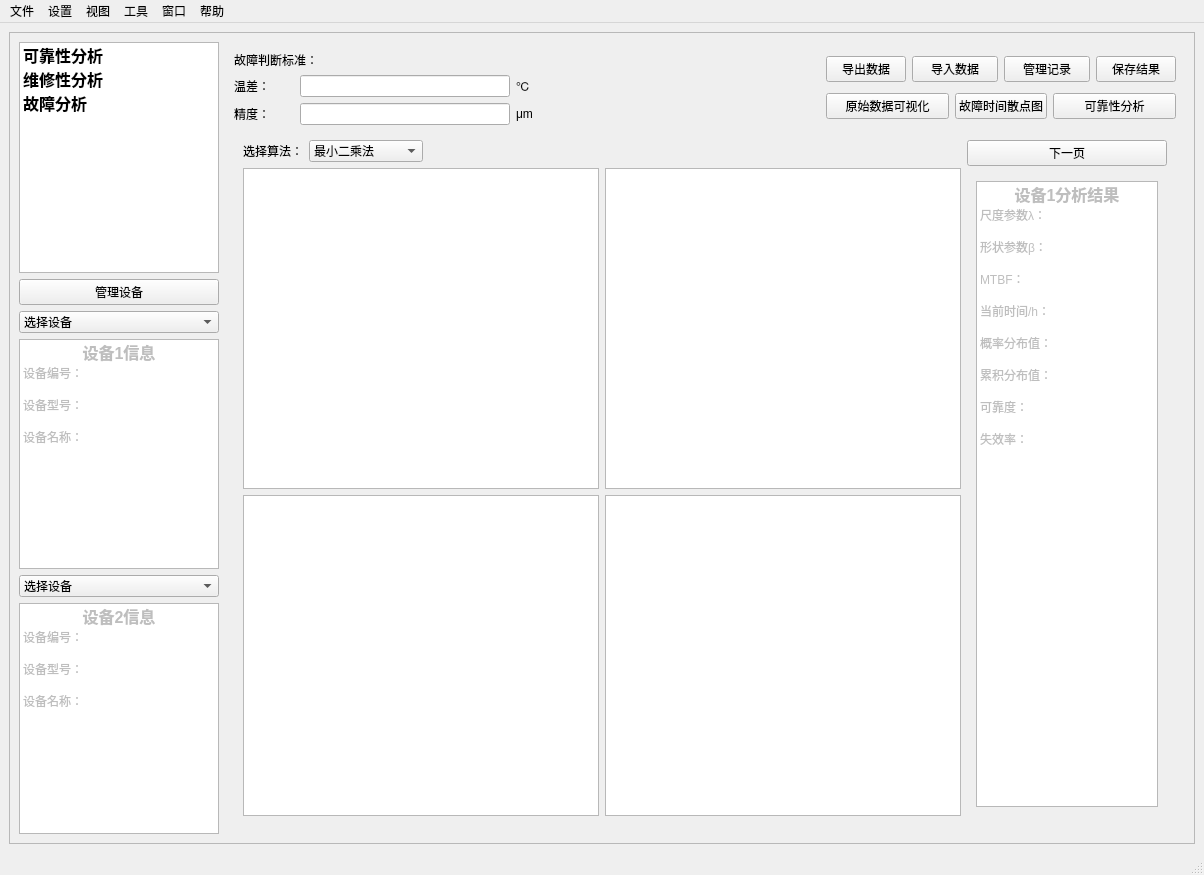
Before: the Qt Designer form reliability_main.ui in YoungerLee/reliability_analysis, drawn with Qt 5.
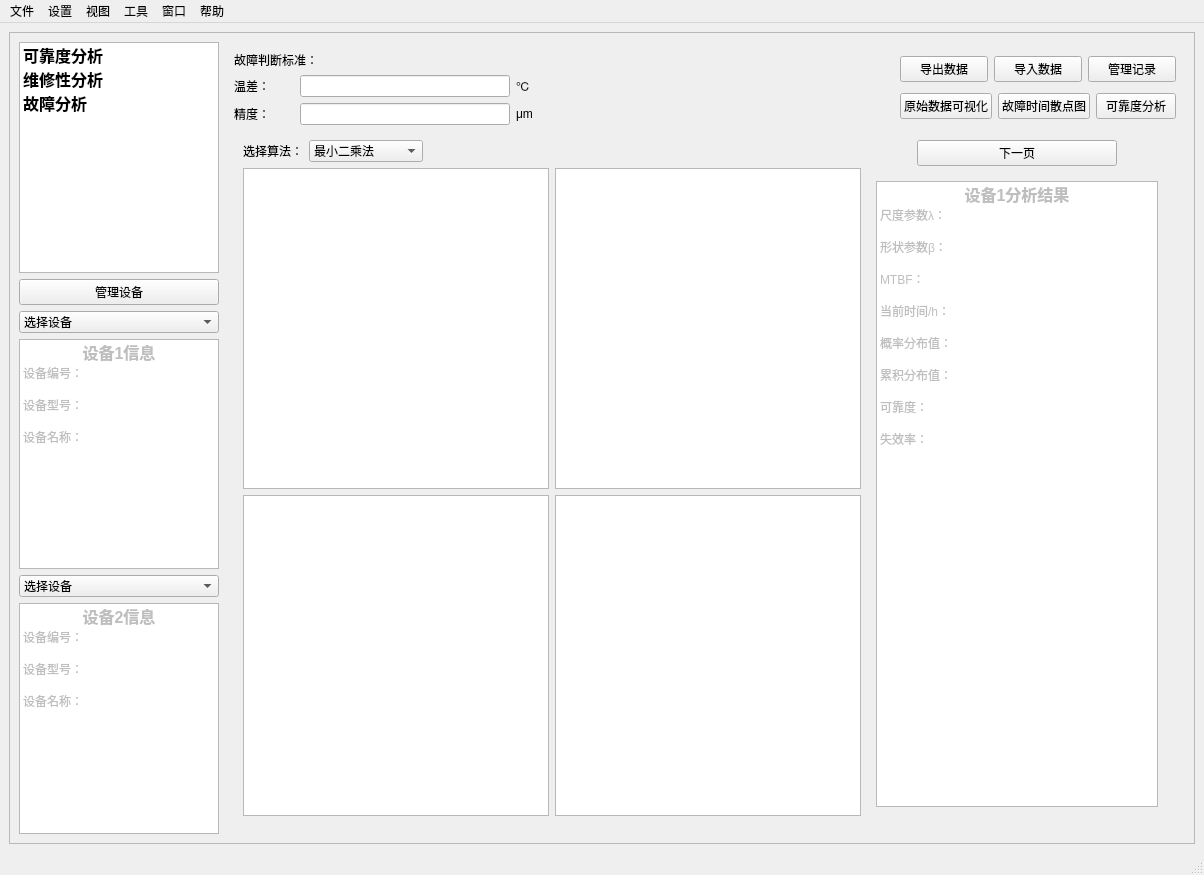
After: the same form once the commit is applied. The open tabs and pages were chosen to show the change.

Diff of the .ui file:
```diff
--- a/reliability_main.ui
+++ b/reliability_main.ui
@@ -41,9 +41,9 @@
          <height>788</height>
         </rect>
        </property>
-       <layout class="QHBoxLayout" name="horizontalLayout_24">
+       <layout class="QVBoxLayout" name="verticalLayout_19">
         <item>
-         <layout class="QHBoxLayout" name="horizontalLayout_23">
+         <layout class="QHBoxLayout" name="horizontalLayout_28">
           <item>
            <layout class="QVBoxLayout" name="verticalLayout_2">
             <item>
@@ -62,7 +62,7 @@
               </property>
               <item>
                <property name="text">
-                <string>可靠性分析</string>
+                <string>可靠度分析</string>
                </property>
                <property name="font">
                 <font>
@@ -284,11 +284,11 @@
              <number>0</number>
             </property>
             <widget class="QWidget" name="reliaPage">
-             <layout class="QVBoxLayout" name="verticalLayout_12">
+             <layout class="QVBoxLayout" name="verticalLayout_20">
               <item>
-               <layout class="QVBoxLayout" name="verticalLayout_9">
+               <layout class="QVBoxLayout" name="verticalLayout_14">
                 <item>
-                 <layout class="QHBoxLayout" name="horizontalLayout_19">
+                 <layout class="QHBoxLayout" name="horizontalLayout_24">
                   <item>
                    <layout class="QVBoxLayout" name="verticalLayout">
                     <item>
@@ -393,55 +393,56 @@
                    </layout>
                   </item>
                   <item>
-                   <layout class="QGridLayout" name="gridLayout">
-                    <item row="0" column="0">
+                   <layout class="QVBoxLayout" name="verticalLayout_9">
+                    <item>
+                     <layout class="QHBoxLayout" name="horizontalLayout_19">
+                      <item>
                      <widget class="QPushButton" name="outputDataButton">
                       <property name="text">
                        <string>导出数据</string>
                       </property>
                      </widget>
                     </item>
-                    <item row="0" column="1" colspan="2">
+                      <item>
                      <widget class="QPushButton" name="loadButton">
                       <property name="text">
                        <string>导入数据</string>
                       </property>
                      </widget>
                     </item>
-                    <item row="0" column="3" colspan="2">
+                      <item>
                      <widget class="QPushButton" name="manaRecButton">
                       <property name="text">
                        <string>管理记录</string>
                       </property>
                      </widget>
                     </item>
-                    <item row="0" column="5">
-                     <widget class="QPushButton" name="saveButton">
-                      <property name="text">
-                       <string>保存结果</string>
-                      </property>
-                     </widget>
+                     </layout>
                     </item>
-                    <item row="1" column="0" colspan="2">
+                    <item>
+                     <layout class="QHBoxLayout" name="horizontalLayout_23">
+                      <item>
                      <widget class="QPushButton" name="rawDataButton">
                       <property name="text">
                        <string>原始数据可视化</string>
                       </property>
                      </widget>
                     </item>
-                    <item row="1" column="2" colspan="2">
+                      <item>
                      <widget class="QPushButton" name="scatterButton">
                       <property name="text">
                        <string>故障时间散点图</string>
                       </property>
                      </widget>
                     </item>
-                    <item row="1" column="4" colspan="2">
+                      <item>
                      <widget class="QPushButton" name="reliaButton">
                       <property name="text">
-                       <string>可靠性分析</string>
-                      </property>
-                     </widget>
+                         <string>可靠度分析</string>
+                        </property>
+                       </widget>
+                      </item>
+                     </layout>
                     </item>
                    </layout>
                   </item>
@@ -562,9 +563,9 @@
                    </layout>
                   </widget>
                   <widget class="QWidget" name="resultPage">
-                   <layout class="QVBoxLayout" name="verticalLayout_14">
+                   <layout class="QVBoxLayout" name="verticalLayout_12">
                     <item>
-                     <layout class="QHBoxLayout" name="horizontalLayout_21">
+                     <layout class="QHBoxLayout" name="horizontalLayout_25">
                       <item>
                        <layout class="QVBoxLayout" name="verticalLayout_11">
                         <item>
@@ -626,6 +627,8 @@
                       <item>
                        <layout class="QVBoxLayout" name="verticalLayout_10">
                         <item>
+                         <layout class="QHBoxLayout" name="horizontalLayout_21">
+                          <item>
                          <widget class="QPushButton" name="nextResultButton">
                           <property name="maximumSize">
                            <size>
@@ -638,11 +641,13 @@
                           </property>
                          </widget>
                         </item>
+                         </layout>
+                        </item>
                         <item>
                          <widget class="QStackedWidget" name="reliaResultWidget">
                           <property name="maximumSize">
                            <size>
-                            <width>200</width>
+                            <width>300</width>
                             <height>16777215</height>
                            </size>
                           </property>
@@ -661,7 +666,7 @@
                               </property>
                               <property name="maximumSize">
                                <size>
-                                <width>200</width>
+                                <width>300</width>
                                 <height>16777215</height>
                                </size>
                               </property>
```
Left out of the diff: 79 changed lines with no effect on the pictures. Lines whose indentation alone changed are shown as unchanged.
